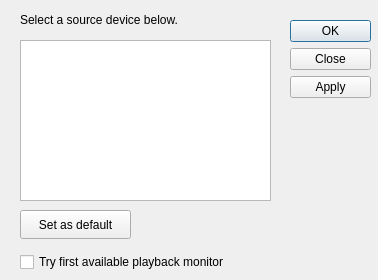
First picture: the form in src/qprojectM-pulseaudio/PulseDeviceChooserDialog.ui, repository projectM-visualizer/projectm, before the edit.
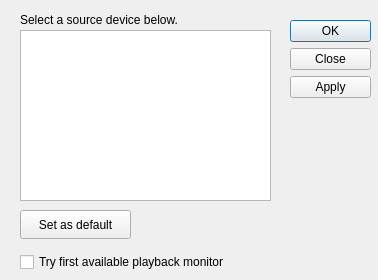
Second picture: the form after the edit.

Commit message: put back lost changes. device model basically complete

Diff of the .ui file:
```diff
--- a/src/qprojectM-pulseaudio/PulseDeviceChooserDialog.ui
+++ b/src/qprojectM-pulseaudio/PulseDeviceChooserDialog.ui
@@ -73,13 +73,13 @@
     <string>Set as default</string>
    </property>
   </widget>
-  <widget class="QListWidget" name="deviceListWidget" >
+  <widget class="QListView" name="devicesListView" >
    <property name="geometry" >
     <rect>
      <x>20</x>
-     <y>40</y>
+     <y>30</y>
      <width>251</width>
-     <height>161</height>
+     <height>171</height>
     </rect>
    </property>
   </widget>
```
The commit also changes 6 other files.
